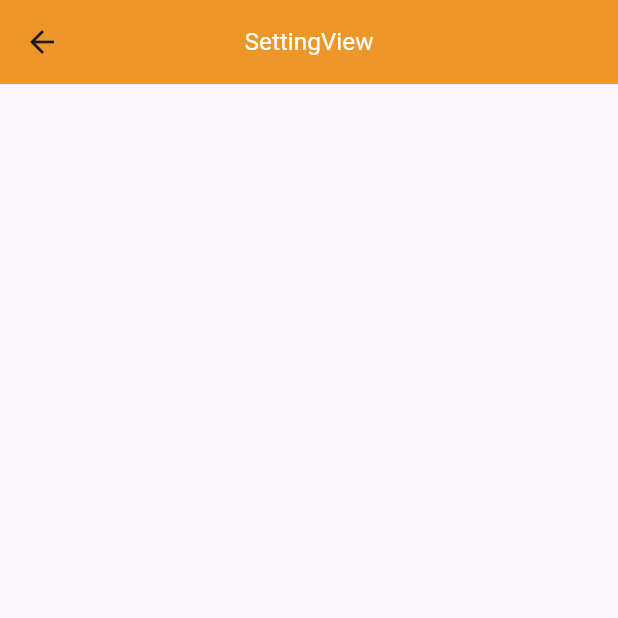
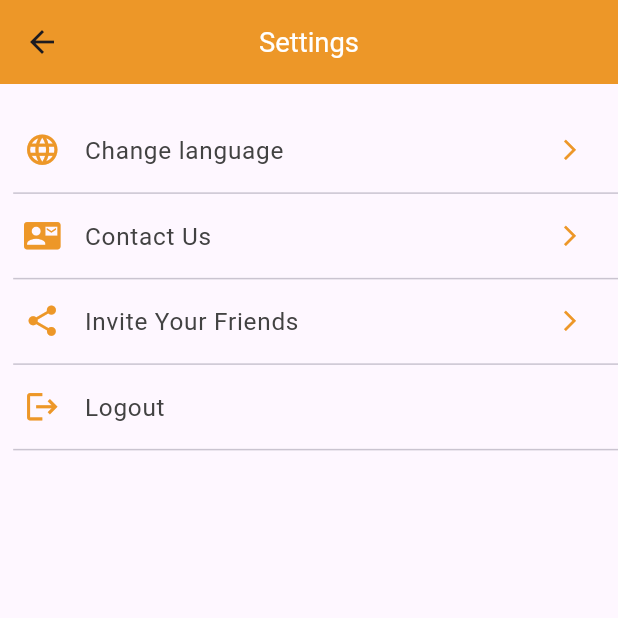
Before and after one commit to MohamedTaha-flutter/mtd, a Flutter app: the SettingView screen opened directly, on a phone screen of 412 x 824 dp, the top half of it. Run offline on Flutter 3.47's test engine with Material 3 defaults, Android fonts, the phone set to English and light mode, and no system bars; our stand-ins replace carousel_slider, flutter_bloc, flutter_screenutil, image_picker, smooth_page_indicator; Roboto replaces fonts that are missing (AppFont).

Commit message:
add Done All Ui ON Fima

```diff
--- a/lib/core/constant/fontStyle.dart
+++ b/lib/core/constant/fontStyle.dart
@@ -16,9 +16,9 @@ class AppText {
 
   static TextStyle smallText14 = TextStyle(
     fontFamily: FontFamily.fontFamily,
-    fontSize: 14.sp,  // Added .sp
-    fontWeight: FontWeight.w300,
-    color: AppColor.gray,
+    fontSize: 16.sp,  // Added .sp
+    fontWeight: FontWeight.bold,
+    color: Colors.grey[800],
   );
 
   static TextStyle mediumText16 = TextStyle(
--- a/lib/feature/home/presentation/view/home_view.dart
+++ b/lib/feature/home/presentation/view/home_view.dart
@@ -87,7 +87,7 @@ class HomeView extends StatelessWidget {
                 padding: EdgeInsets.symmetric(horizontal: 16.0.w),
                 itemBuilder: (context, index) => ServiceCard(
                   title: 'First Service',
-                  imagePath: 'assets/images/img_2.png',
+                  imagePath: 'assets/images/img_3.png',
                 ),
                 separatorBuilder: (context, index) => SizedBox(width: 10.w),
                 itemCount: 10,
--- a/lib/feature/setting/prsentation/view/setting_view.dart
+++ b/lib/feature/setting/prsentation/view/setting_view.dart
@@ -1,6 +1,6 @@
 import 'package:flutter/material.dart';
-
-
+import 'package:flutter_screenutil/flutter_screenutil.dart';
+import 'package:mtb/core/constant/colors_style.dart';
 
 class SettingView extends StatelessWidget {
   const SettingView({super.key});
@@ -8,7 +8,73 @@ class SettingView extends StatelessWidget {
   @override
   Widget build(BuildContext context) {
     return Scaffold(
-      appBar: AppBar(title: Text("SettingView"),),
+      appBar: AppBar(
+        title: Text('Settings', style: TextStyle(fontSize: 18.sp)),
+        backgroundColor: AppColor.mainColor,
+        centerTitle: true,
+      ),
+      body: ListView(
+        padding: EdgeInsets.symmetric(vertical: 16.h),
+        children: [
+          _buildListTile(
+            context,
+            icon: Icons.language,
+            text: 'Change language',
+            onTap: () {
+              // Add your navigation or action code here
+            },
+          ),
+          _buildListTile(
+            context,
+            icon: Icons.contact_mail,
+            text: 'Contact Us',
+            onTap: () {
+              // Add your navigation or action code here
+            },
+          ),
+          _buildListTile(
+            context,
+            icon: Icons.share,
+            text: 'Invite Your Friends',
+            onTap: () {
+              // Add your navigation or action code here
+            },
+          ),
+          _buildListTile(
+            context,
+            icon: Icons.logout,
+            text: 'Logout',
+            onTap: () {
+              // Add your logout functionality here
+            },
+            showArrow: false, // Hide arrow for logout option
+          ),
+        ],
+      ),
+    );
+  }
+
+  Widget _buildListTile(BuildContext context,
+      {required IconData icon,
+      required String text,
+      required VoidCallback onTap,
+      bool showArrow = true}) {
+    return Column(
+      children: [
+        ListTile(
+          leading: Icon(icon, color: AppColor.mainColor, size: 24.sp),
+          title: Text(
+            text, style: TextStyle(fontSize: 16.sp, color: Colors.grey[800]),
+          ),
+          trailing: showArrow
+              ? Icon(Icons.arrow_forward_ios, color:AppColor.mainColor, size: 16.sp) : null,
+          onTap: onTap,
+        ),
+        Padding(
+          padding:  EdgeInsets.only(left: 8.w),
+          child: Divider(thickness: 1, height: 1),
+        ),
+      ],
     );
   }
 }
```
Also changed, not shown: lib/feature/details/prsentation/view/details_view.dart (added, +54 -0 lines), lib/feature/home/presentation/widget/service_card.dart (+9 -1 lines), lib/feature/home/presentation/widget/store_card.dart (+9 -1 lines), assets/images/img_2.png, assets/images/img_3.png (added).
